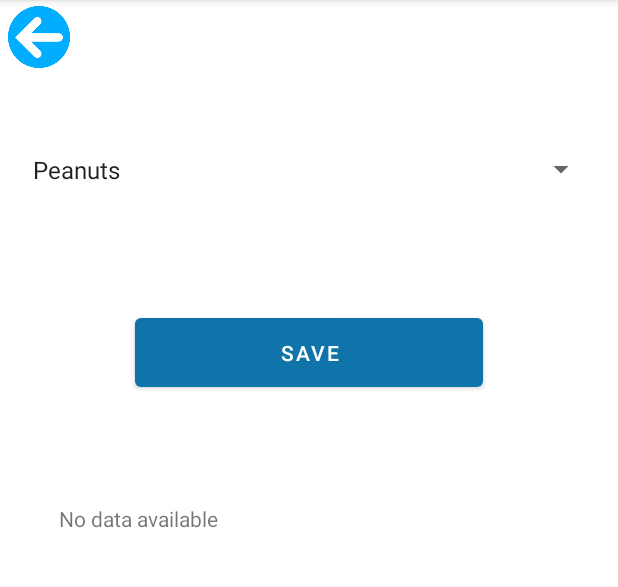
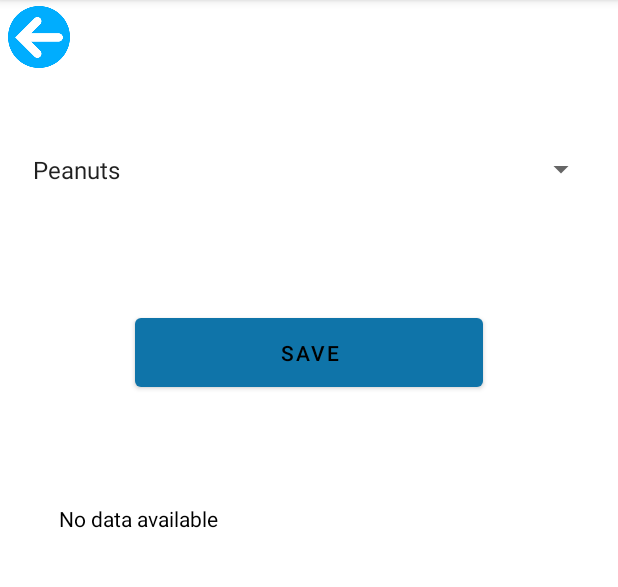
Before and after one commit to BALLLONG/LASTPROJECT, an Android app: the Personal_info screen opened directly, with no data from a screen before it, on a phone screen of 412 x 824 dp, the part 84-671 px from its top. Run offline under Robolectric (Android 15) with nearby library versions, the phone set to English and light mode, and no system bars; our stand-ins replace Firebase (no records; nobody signed in at launch, a user with empty details on screens opened directly).

```diff
--- a/app/src/main/res/layout/activity_personal_info.xml
+++ b/app/src/main/res/layout/activity_personal_info.xml
@@ -24,6 +24,7 @@
         android:layout_marginStart="126dp"
         android:layout_marginTop="68dp"
         android:layout_marginEnd="126dp"
+        android:textColor="@color/black"
         android:text="Save"
         app:layout_constraintEnd_toEndOf="parent"
         app:layout_constraintHorizontal_bias="0.506"
@@ -37,7 +38,6 @@
         android:layout_height="50dp"
         android:layout_marginStart="14dp"
         android:layout_marginEnd="14dp"
-
         android:ems="10"
         android:entries="@array/allergy_options"
         android:gravity="start|top"
@@ -58,6 +58,7 @@
         android:layout_marginTop="149dp"
         android:layout_marginEnd="171dp"
         android:layout_marginBottom="222dp"
+        android:textColor="@color/black"
         android:text="TextView"
         app:layout_constraintBottom_toBottomOf="parent"
         app:layout_constraintEnd_toEndOf="parent"
--- a/app/src/main/res/values-night/themes.xml
+++ /dev/null
@@ -1,9 +0,0 @@
-<resources xmlns:tools="http://schemas.android.com/tools">
-    <!-- Base application theme. -->
-    <style name="Theme.LastProject" parent="Theme.MaterialComponents.DayNight.DarkActionBar">
-        <!-- Customize your dark theme here. -->
-        <item name="colorPrimary">@color/background</item>
-        <item name="colorPrimaryVariant">@color/background</item>
-        <!-- <item name="colorPrimary">@color/my_dark_primary</item> -->
-    </style>
-</resources>
```
Also changed, not shown: app/src/main/res/layout/activity_main.xml (+4 -4 lines).
